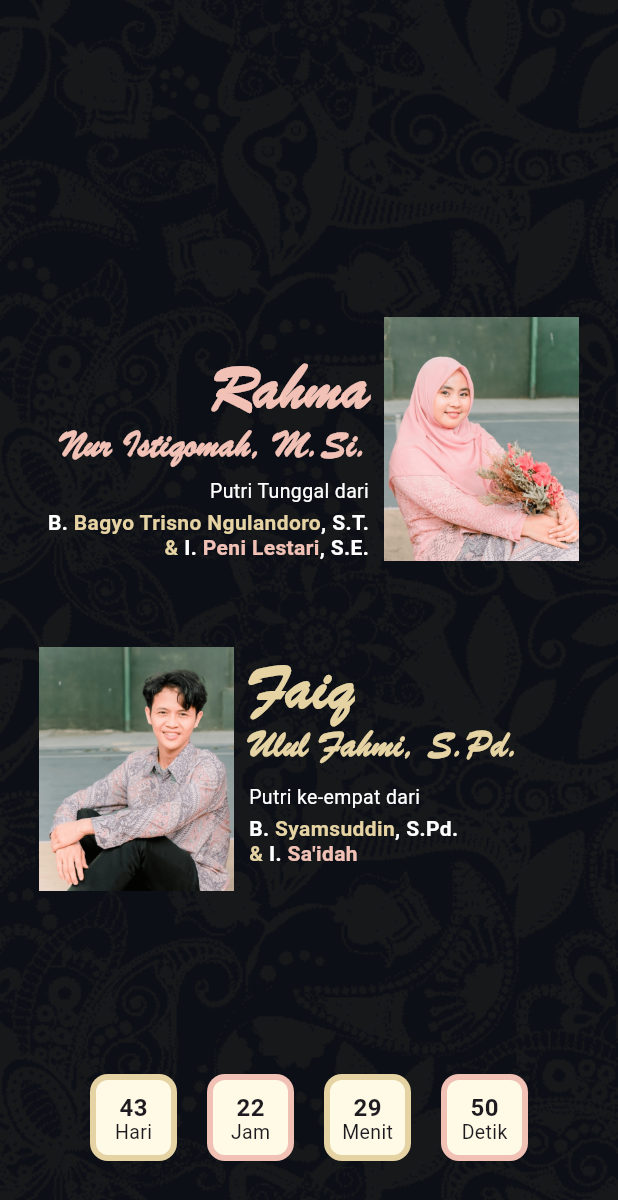
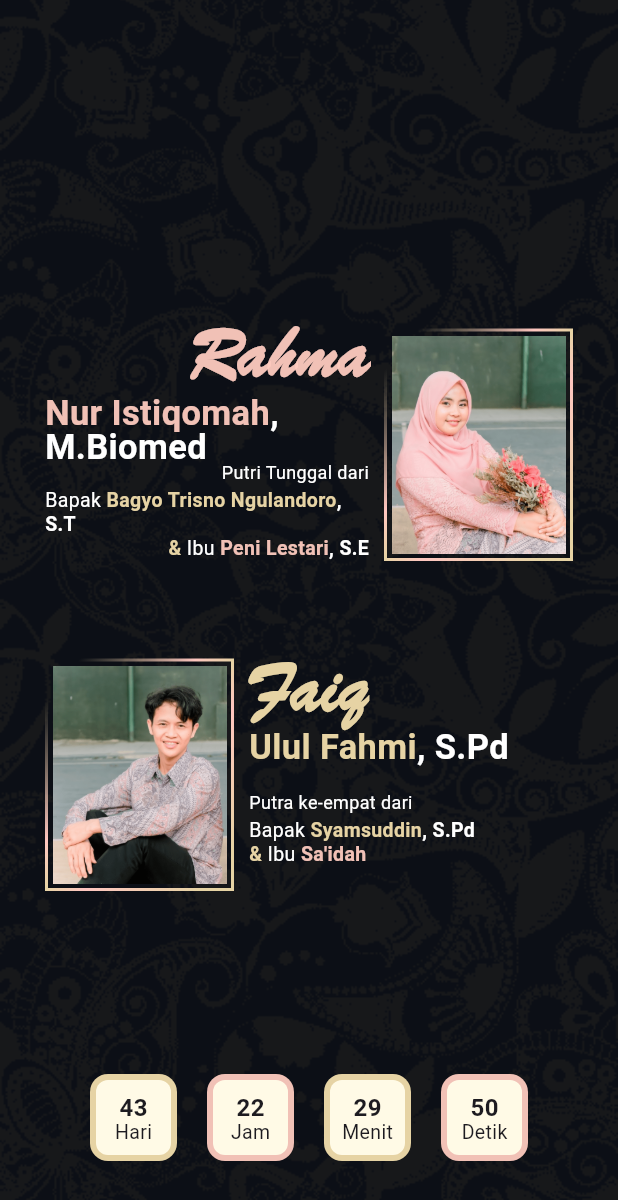
Before and after one commit to faequl96/invitation_web, a Flutter app: the screen it shows after launch, swiped to page 4, on a phone screen of 412 x 824 dp. Shown: the top 1200 px of the screen. Run offline on Flutter 3.47's test engine with Material 3 defaults, Android fonts, the phone set to English and light mode, and no system bars; our stand-ins replace get_it, get_it_mixin, gradient_borders.

Commit message:
simpan lagi

```diff
--- a/lib/views/page_3/page_3.dart
+++ b/lib/views/page_3/page_3.dart
@@ -1,5 +1,6 @@
 import 'package:get_it_mixin/get_it_mixin.dart';
 import 'package:flutter/material.dart';
+import 'package:gradient_borders/box_borders/gradient_box_border.dart';
 import 'package:invitation_web/enum/enums.dart';
 import 'package:invitation_web/methods/methods.dart';
 import 'package:invitation_web/view_model.dart';
@@ -39,7 +40,7 @@ class _Page3ContentState extends State<Page3Content> with GetItStateMixin {
 
     watchOnly((ViewModel x) => x.animatedType);
 
-    double paddingSide = vM.s.width / 2 - (s(vM.w, 100, 110, 120, 130) + 50);
+    double paddingSide = vM.s.width / 2 - (s(vM.w, 96, 106, 116, 126) + 50);
 
     return Stack(
       alignment: AlignmentDirectional.bottomCenter,
@@ -59,8 +60,33 @@ class _Page3ContentState extends State<Page3Content> with GetItStateMixin {
             child: AnimatedContainer(
               duration: const Duration(milliseconds: 300),
               width: vM.sV > vM.s.height * 3 - 280
-                  ? s(vM.w, 100, 110, 120, 130)
-                  : s(vM.w, 200, 210, 220, 230),
+                  ? s(vM.w, 96, 106, 116, 126)
+                  : s(vM.w, 196, 206, 216, 226),
+              padding: vM.animatedType == AnimatedType.T1 ||
+                      vM.animatedType == AnimatedType.T2
+                  ? const EdgeInsets.all(0)
+                  : const EdgeInsets.all(3),
+              decoration: vM.animatedType == AnimatedType.T1 ||
+                      vM.animatedType == AnimatedType.T2
+                  ? null
+                  : const BoxDecoration(
+                      border: GradientBoxBorder(
+                        width: 2,
+                        gradient: LinearGradient(
+                          begin: Alignment.topLeft,
+                          end: Alignment.bottomRight,
+                          colors: [
+                            Color.fromARGB(0, 230, 211, 164),
+                            Color.fromARGB(255, 255, 198, 192),
+                            Color.fromARGB(255, 230, 211, 164),
+                            Color.fromARGB(255, 255, 198, 192),
+                            Color.fromARGB(255, 230, 211, 164),
+                          ],
+                          stops: [0.1, 0.4, 0.5, 0.6, 0.9],
+                          transform: GradientRotation(-0.2),
+                        ),
+                      ),
+                    ),
               child: const Image(
                 image: AssetImage("assets/groom.png"),
               ),
@@ -82,8 +108,33 @@ class _Page3ContentState extends State<Page3Content> with GetItStateMixin {
             child: AnimatedContainer(
               duration: const Duration(milliseconds: 300),
               width: vM.sV > vM.s.height * 3 - 280
-                  ? s(vM.w, 100, 110, 120, 130)
-                  : s(vM.w, 200, 210, 220, 230),
+                  ? s(vM.w, 96, 106, 116, 126)
+                  : s(vM.w, 196, 206, 216, 226),
+              padding: vM.animatedType == AnimatedType.T1 ||
+                      vM.animatedType == AnimatedType.T2
+                  ? const EdgeInsets.all(0)
+                  : const EdgeInsets.all(3),
+              decoration: vM.animatedType == AnimatedType.T1 ||
+                      vM.animatedType == AnimatedType.T2
+                  ? null
+                  : const BoxDecoration(
+                      border: GradientBoxBorder(
+                        width: 2,
+                        gradient: LinearGradient(
+                          begin: Alignment.topLeft,
+                          end: Alignment.bottomRight,
+                          colors: [
+                            Color.fromARGB(0, 230, 211, 164),
+                            Color.fromARGB(255, 255, 198, 192),
+                            Color.fromARGB(255, 230, 211, 164),
+                            Color.fromARGB(255, 255, 198, 192),
+                            Color.fromARGB(255, 230, 211, 164),
+                          ],
+                          stops: [0.1, 0.4, 0.5, 0.6, 0.9],
+                          transform: GradientRotation(-0.2),
+                        ),
+                      ),
+                    ),
               child: const Image(
                 image: AssetImage("assets/bride.png"),
               ),
@@ -101,7 +152,7 @@ class _Page3ContentState extends State<Page3Content> with GetItStateMixin {
             opacity: vM.animatedType == AnimatedType.T3 ? 1 : 0,
             child: SizedBox(
               width: vM.s.width -
-                  (s(vM.w, 100, 110, 120, 130) + 10 + paddingSide * 2),
+                  (s(vM.w, 96, 106, 116, 126) + 10 + paddingSide * 2),
               child: Column(
                 crossAxisAlignment: CrossAxisAlignment.end,
                 children: [
@@ -111,18 +162,28 @@ class _Page3ContentState extends State<Page3Content> with GetItStateMixin {
                       fontFamily: "BrushScriptMT",
                       color: const Color.fromARGB(240, 255, 204, 192),
                       fontWeight: FontWeight.bold,
-                      fontSize: s(vM.w, 38, 40, 42, 44),
+                      fontSize: s(vM.w, 44, 46, 48, 50),
                       height: 1,
                     ),
                   ),
-                  const SizedBox(height: 2),
-                  Text(
-                    "Nur Istiqomah, M.Si.",
+                  const SizedBox(height: 3),
+                  Text.rich(
+                    const TextSpan(children: [
+                      TextSpan(
+                        text: "Nur Istiqomah",
+                        style: TextStyle(
+                          color: Color.fromARGB(240, 255, 204, 192),
+                        ),
+                      ),
+                      TextSpan(
+                        text: ", M.Biomed",
+                        style: TextStyle(color: Colors.white),
+                      ),
+                    ]),
                     style: TextStyle(
                       fontFamily: "BrushScriptMT",
-                      color: const Color.fromARGB(240, 255, 204, 192),
                       fontWeight: FontWeight.bold,
-                      fontSize: s(vM.w, 20, 22, 24, 26),
+                      fontSize: s(vM.w, 17, 19, 21, 23),
                       height: 1,
                     ),
                   ),
@@ -142,7 +203,7 @@ class _Page3ContentState extends State<Page3Content> with GetItStateMixin {
             opacity: vM.animatedType == AnimatedType.T3 ? 1 : 0,
             child: SizedBox(
               width: vM.s.width -
-                  (s(vM.w, 100, 110, 120, 130) + 10 + paddingSide * 2),
+                  (s(vM.w, 96, 106, 116, 126) + 10 + paddingSide * 2),
               child: Column(
                 crossAxisAlignment: CrossAxisAlignment.end,
                 children: [
@@ -150,7 +211,7 @@ class _Page3ContentState extends State<Page3Content> with GetItStateMixin {
                     "Putri Tunggal dari",
                     style: TextStyle(
                       color: Colors.white,
-                      fontSize: s(vM.w, 10, 11, 12, 13),
+                      fontSize: s(vM.w, 9, 10, 11, 12),
                       height: 1.2,
                     ),
                   ),
@@ -158,23 +219,26 @@ class _Page3ContentState extends State<Page3Content> with GetItStateMixin {
                   Text.rich(
                     const TextSpan(children: [
                       TextSpan(
-                        text: "B. ",
+                        text: "Bapak ",
                         style: TextStyle(color: Colors.white),
                       ),
                       TextSpan(
                         text: "Bagyo Trisno Ngulandoro",
                         style: TextStyle(
                           color: Color.fromARGB(255, 230, 211, 164),
+                          fontWeight: FontWeight.bold,
                         ),
                       ),
                       TextSpan(
-                        text: ", S.T.",
-                        style: TextStyle(color: Colors.white),
+                        text: ", S.T",
+                        style: TextStyle(
+                          color: Colors.white,
+                          fontWeight: FontWeight.bold,
+                        ),
                       ),
                     ]),
                     style: TextStyle(
-                      fontWeight: FontWeight.bold,
-                      fontSize: s(vM.w, 11, 12, 13, 14),
+                      fontSize: s(vM.w, 10, 11, 12, 13),
                       height: 1.2,
                     ),
                   ),
@@ -184,26 +248,30 @@ class _Page3ContentState extends State<Page3Content> with GetItStateMixin {
                         text: "& ",
                         style: TextStyle(
                           color: Color.fromARGB(255, 230, 211, 164),
+                          fontWeight: FontWeight.bold,
                         ),
                       ),
                       TextSpan(
-                        text: "I. ",
+                        text: "Ibu ",
                         style: TextStyle(color: Colors.white),
                       ),
                       TextSpan(
                         text: "Peni Lestari",
                         style: TextStyle(
                           color: Color.fromARGB(240, 255, 204, 192),
+                          fontWeight: FontWeight.bold,
                         ),
                       ),
                       TextSpan(
-                        text: ", S.E.",
-                        style: TextStyle(color: Colors.white),
+                        text: ", S.E",
+                        style: TextStyle(
+                          color: Colors.white,
+                          fontWeight: FontWeight.bold,
+                        ),
                       ),
                     ]),
                     style: TextStyle(
-                      fontWeight: FontWeight.bold,
-                      fontSize: s(vM.w, 11, 12, 13, 14),
+                      fontSize: s(vM.w, 10, 11, 12, 13),
                       height: 1.2,
                     ),
                   ),
@@ -223,7 +291,7 @@ class _Page3ContentState extends State<Page3Content> with GetItStateMixin {
             opacity: vM.animatedType == AnimatedType.T3 ? 1 : 0,
             child: SizedBox(
               width: vM.s.width -
-                  (s(vM.w, 100, 110, 120, 130) + 10 + paddingSide * 2),
+                  (s(vM.w, 96, 106, 116, 126) + 10 + paddingSide * 2),
               child: Column(
                 crossAxisAlignment: CrossAxisAlignment.start,
                 children: [
@@ -233,18 +301,28 @@ class _Page3ContentState extends State<Page3Content> with GetItStateMixin {
                       fontFamily: "BrushScriptMT",
                       color: const Color.fromARGB(255, 230, 211, 164),
                       fontWeight: FontWeight.bold,
-                      fontSize: s(vM.w, 38, 40, 42, 44),
+                      fontSize: s(vM.w, 44, 46, 48, 50),
                       height: 1,
                     ),
                   ),
-                  const SizedBox(height: 2),
-                  Text(
-                    "Ulul Fahmi, S.Pd.",
+                  const SizedBox(height: 3),
+                  Text.rich(
+                    const TextSpan(children: [
+                      TextSpan(
+                        text: "Ulul Fahmi",
+                        style: TextStyle(
+                          color: Color.fromARGB(255, 230, 211, 164),
+                        ),
+                      ),
+                      TextSpan(
+                        text: ", S.Pd",
+                        style: TextStyle(color: Colors.white),
+                      ),
+                    ]),
                     style: TextStyle(
                       fontFamily: "BrushScriptMT",
-                      color: const Color.fromARGB(255, 230, 211, 164),
                       fontWeight: FontWeight.bold,
-                      fontSize: s(vM.w, 20, 22, 24, 26),
+                      fontSize: s(vM.w, 17, 19, 21, 23),
                       height: 1,
                     ),
                   ),
@@ -264,15 +342,15 @@ class _Page3ContentState extends State<Page3Content> with GetItStateMixin {
             opacity: vM.animatedType == AnimatedType.T3 ? 1 : 0,
             child: SizedBox(
               width: vM.s.width -
-                  (s(vM.w, 100, 110, 120, 130) + 10 + paddingSide * 2),
+                  (s(vM.w, 96, 106, 116, 126) + 10 + paddingSide * 2),
               child: Column(
                 crossAxisAlignment: CrossAxisAlignment.start,
                 children: [
                   Text(
-                    "Putri ke-empat dari",
+                    "Putra ke-empat dari",
                     style: TextStyle(
                       color: Colors.white,
-                      fontSize: s(vM.w, 10, 11, 12, 13),
+                      fontSize: s(vM.w, 9, 10, 11, 12),
                       height: 1.2,
                     ),
                   ),
@@ -280,23 +358,26 @@ class _Page3ContentState extends State<Page3Content> with GetItStateMixin {
                   Text.rich(
                     const TextSpan(children: [
                       TextSpan(
-                        text: "B. ",
+                        text: "Bapak ",
                         style: TextStyle(color: Colors.white),
                       ),
                       TextSpan(
                         text: "Syamsuddin",
                         style: TextStyle(
                           color: Color.fromARGB(255, 230, 211, 164),
+                          fontWeight: FontWeight.bold,
                         ),
                       ),
                       TextSpan(
-                        text: ", S.Pd.",
-                        style: TextStyle(color: Colors.white),
+                        text: ", S.Pd",
+                        style: TextStyle(
+                          color: Colors.white,
+                          fontWeight: FontWeight.bold,
+                        ),
                       ),
                     ]),
                     style: TextStyle(
-                      fontWeight: FontWeight.bold,
-                      fontSize: s(vM.w, 11, 12, 13, 14),
+                      fontSize: s(vM.w, 10, 11, 12, 13),
                       height: 1.2,
                     ),
                   ),
@@ -306,22 +387,23 @@ class _Page3ContentState extends State<Page3Content> with GetItStateMixin {
                         text: "& ",
                         style: TextStyle(
                           color: Color.fromARGB(255, 230, 211, 164),
+                          fontWeight: FontWeight.bold,
                         ),
                       ),
                       TextSpan(
-                        text: "I. ",
+                        text: "Ibu ",
                         style: TextStyle(color: Colors.white),
                       ),
                       TextSpan(
                         text: "Sa'idah",
                         style: TextStyle(
                           color: Color.fromARGB(240, 255, 204, 192),
+                          fontWeight: FontWeight.bold,
                         ),
                       ),
                     ]),
                     style: TextStyle(
-                      fontWeight: FontWeight.bold,
-                      fontSize: s(vM.w, 11, 12, 13, 14),
+                      fontSize: s(vM.w, 10, 11, 12, 13),
                       height: 1.2,
                     ),
                   ),
```
